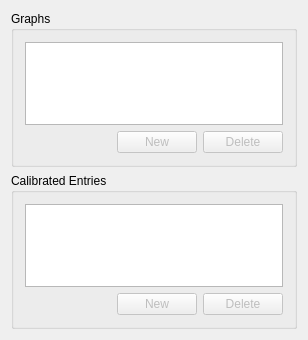
First picture: the form in kame/forms/graphtool.ui, repository northriv/KAME, before the edit.
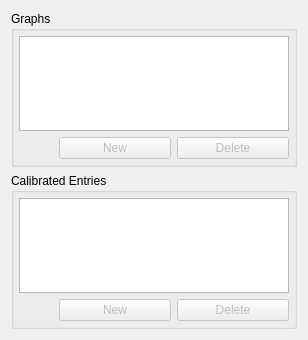
Second picture: the form after the edit.

What changed in the file:
```diff
--- a/kame/forms/graphtool.ui
+++ b/kame/forms/graphtool.ui
@@ -26,6 +26,18 @@
       </sizepolicy>
      </property>
      <layout class="QVBoxLayout">
+      <property name="leftMargin">
+       <number>5</number>
+      </property>
+      <property name="topMargin">
+       <number>5</number>
+      </property>
+      <property name="rightMargin">
+       <number>5</number>
+      </property>
+      <property name="bottomMargin">
+       <number>5</number>
+      </property>
       <item>
        <widget class="QTableWidget" name="m_tblGraphs"/>
       </item>
@@ -33,11 +45,8 @@
        <layout class="QHBoxLayout">
         <item>
          <spacer>
-          <property name="orientation">
-           <enum>Qt::Orientation::Horizontal</enum>
-          </property>
           <property name="sizeType">
-           <enum>QSizePolicy::Policy::Expanding</enum>
+           <enum>QSizePolicy::Fixed</enum>
           </property>
           <property name="sizeHint" stdset="0">
            <size>
@@ -84,6 +93,18 @@
       </sizepolicy>
      </property>
      <layout class="QVBoxLayout">
+      <property name="leftMargin">
+       <number>5</number>
+      </property>
+      <property name="topMargin">
+       <number>5</number>
+      </property>
+      <property name="rightMargin">
+       <number>5</number>
+      </property>
+      <property name="bottomMargin">
+       <number>5</number>
+      </property>
       <item>
        <widget class="QTableWidget" name="m_tblCalibEntries"/>
       </item>
@@ -91,11 +112,8 @@
        <layout class="QHBoxLayout">
         <item>
          <spacer>
-          <property name="orientation">
-           <enum>Qt::Orientation::Horizontal</enum>
-          </property>
           <property name="sizeType">
-           <enum>QSizePolicy::Policy::Expanding</enum>
+           <enum>QSizePolicy::Fixed</enum>
           </property>
           <property name="sizeHint" stdset="0">
            <size>
```
Left out of the diff: 24 changed lines with no effect on the pictures.
